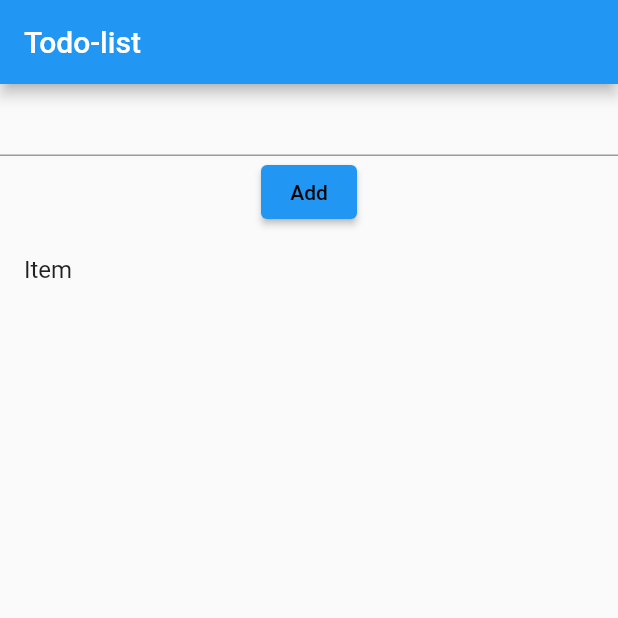
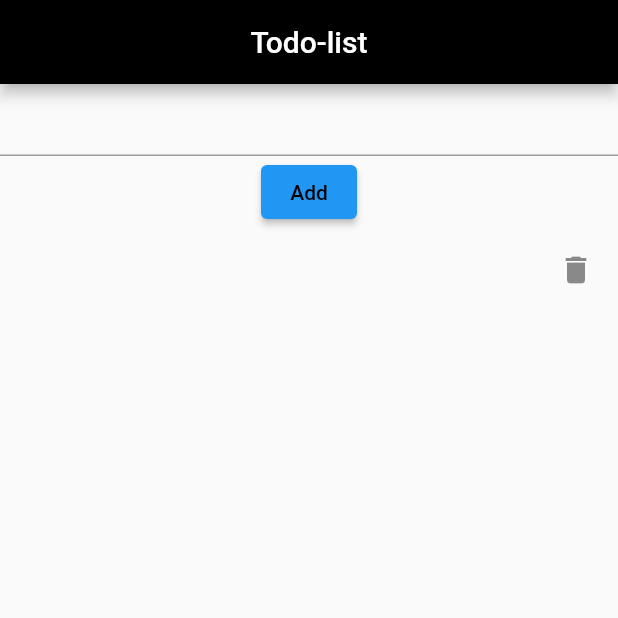
Before and after one commit to masteribro/todo_list_flutter, a Flutter app: the screen it shows after launch, after a tap on "Add", on a phone screen of 412 x 824 dp, the top half of it. Run offline on Flutter 3.47's test engine with Material 2 defaults, Android fonts, the phone set to English and light mode, and no system bars; our stand-ins replace responsive_sizer.

Commit message:
add and remove

```diff
--- a/lib/Pages/homepage.dart
+++ b/lib/Pages/homepage.dart
@@ -15,25 +15,36 @@ class _HomePageState extends State<HomePage> {
   List maplist = [];
   Widget _buildTodoItem(String todoText) {
     return ListTile(
-        title: Text(todoText)
+        title: Text(todoText),
+      trailing: InkWell(
+          onTap: (){
+            setState((){
+             hassan=!hassan;
+            maplist.remove(todoText);
+            });
+          },
+          child:  const Icon(Icons.delete, )),
     );
   }
-  var hassan;
-   int? index;
+  bool hassan = false;
   meth(){
     setState(() {
-       index = maplist.length;
-      maplist.add('Item ' + todoController.text.toString());
+      maplist.add(todoController.text.toString());
     });
-    print(index);
     todoController.clear();
 
   }
+
   @override
   Widget build(BuildContext context) {
     return Scaffold(
-      appBar: AppBar(title: const Text('Todo-list'),),
-      body: Column(
+      appBar: AppBar(title: const Text('Todo-list'),
+      centerTitle: true,
+      backgroundColor: Colors.black,
+      ),
+
+      body: SingleChildScrollView(
+        child: Column(
           children: [
            TextField(
 
@@ -56,6 +67,7 @@ class _HomePageState extends State<HomePage> {
             )
           ],
         ),
+      ),
     );
   }
 }
--- a/lib/main.dart
+++ b/lib/main.dart
@@ -15,10 +15,9 @@ class MyApp extends StatelessWidget {
   Widget build(BuildContext context) {
     return MaterialApp(
       theme: ThemeData(
-
         primarySwatch: Colors.blue,
       ),
-      home: HomePage(),
+      home: const HomePage(),
     );
   }
 }
```
Lines whose indentation alone changed are shown as unchanged.
